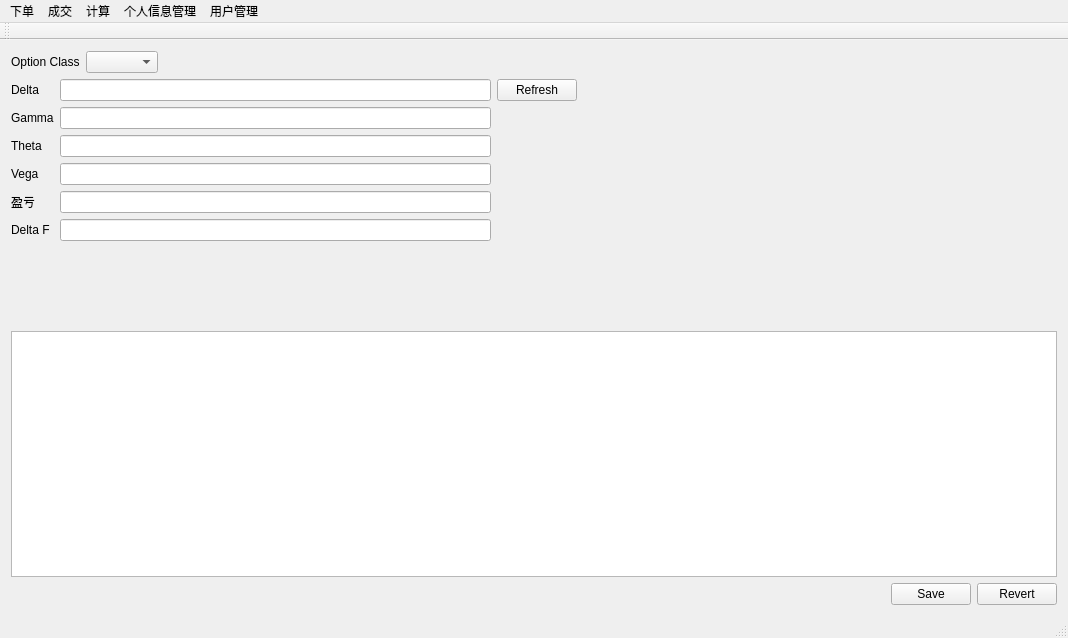
The window that mainwindow.ui (Dalizi/option_calculator) describes before a commit, drawn with Qt 5.
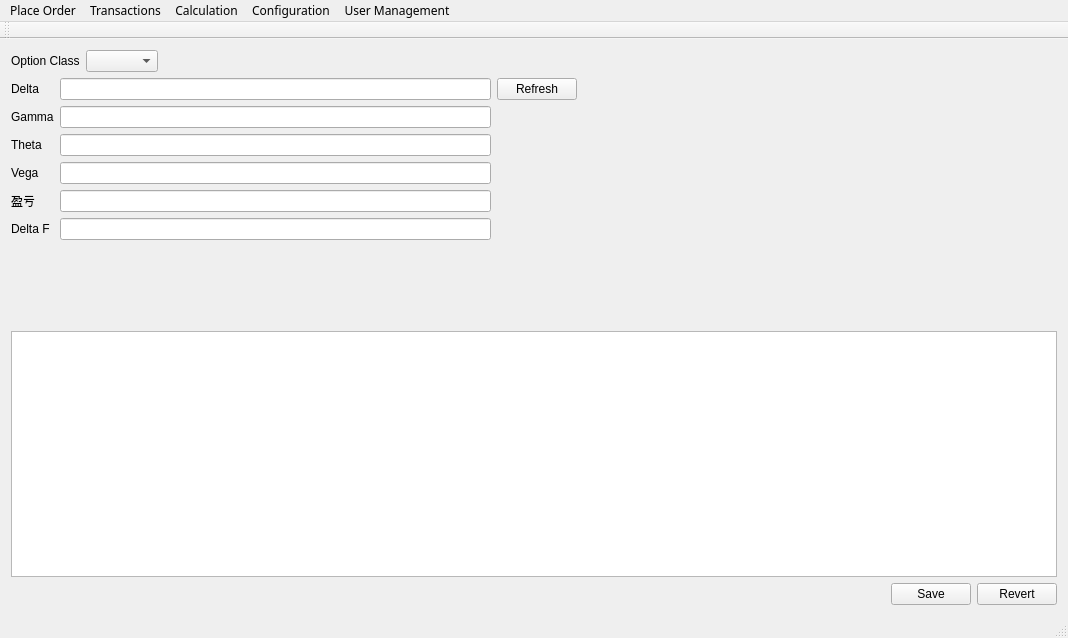
The same window after the commit.

The edit to the form file:
```diff
--- a/mainwindow.ui
+++ b/mainwindow.ui
@@ -236,7 +236,7 @@
      </font>
     </property>
     <property name="title">
-     <string>下单</string>
+     <string>Place Order</string>
     </property>
     <addaction name="orderPlaceAction"/>
    </widget>
@@ -247,7 +247,7 @@
      </font>
     </property>
     <property name="title">
-     <string>成交</string>
+     <string>Transactions</string>
     </property>
     <addaction name="transactionQueryAction"/>
    </widget>
@@ -258,7 +258,7 @@
      </font>
     </property>
     <property name="title">
-     <string>计算</string>
+     <string>Calculation</string>
     </property>
     <addaction name="optionPricingAction"/>
     <addaction name="actionParam_Setting"/>
@@ -270,13 +270,13 @@
      </font>
     </property>
     <property name="title">
-     <string>个人信息管理</string>
+     <string>Configuration</string>
     </property>
     <addaction name="actionReset_Password"/>
    </widget>
    <widget class="QMenu" name="menuUser_Management">
     <property name="title">
-     <string>用户管理</string>
+     <string>User Management</string>
     </property>
     <addaction name="actionAdd_User"/>
     <addaction name="actionUser_Info"/>
```
Left out of the diff: 14 changed lines with no effect on the pictures.
